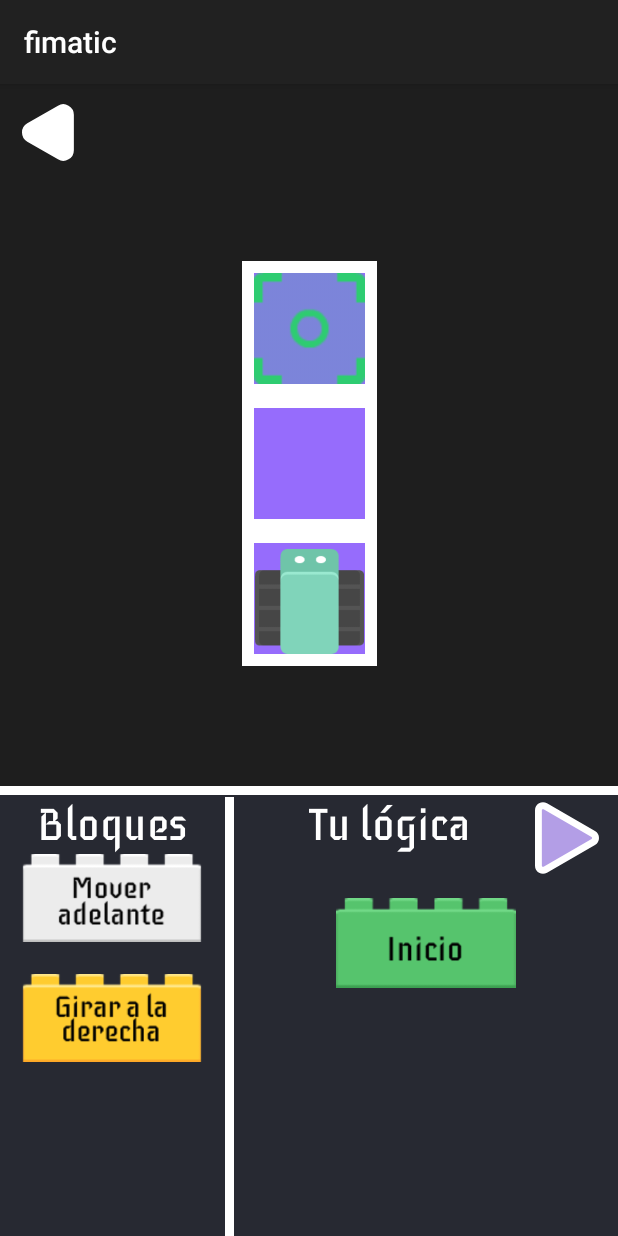
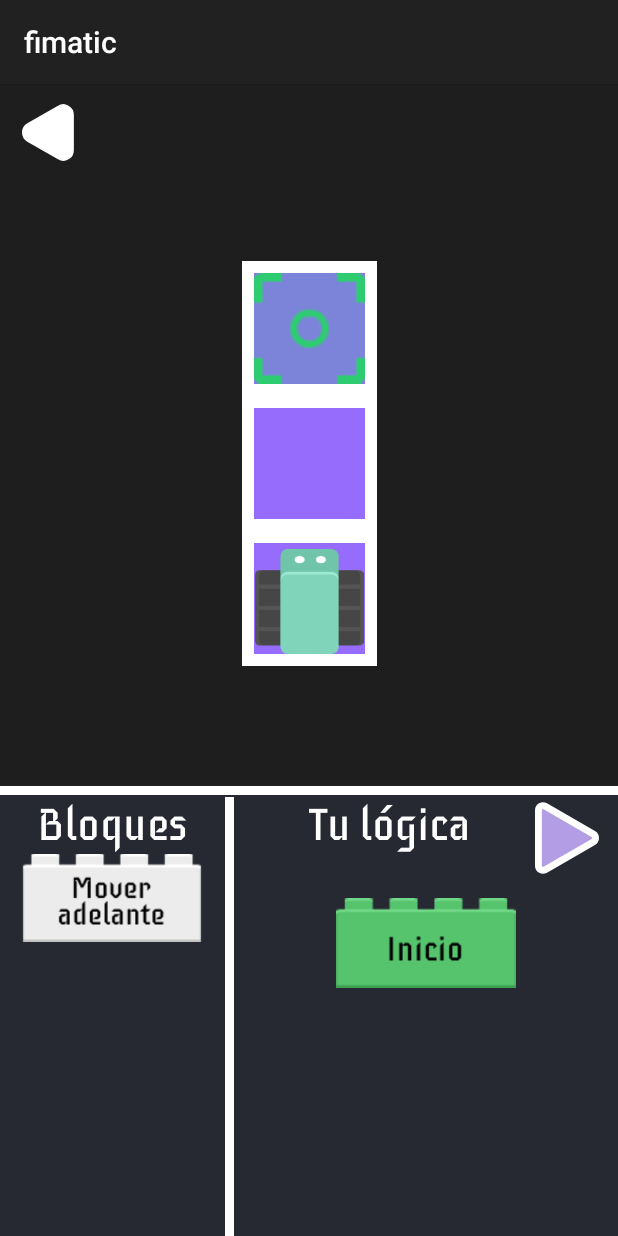
Before and after one commit to NicolasLeiton/Fimatic, an Android app: the Bloques screen opened directly, with no data from a screen before it, on a phone screen of 412 x 824 dp. Run offline under Robolectric (Android 15) with nearby library versions, the light colour scheme and no system bars.

Commit message:
Adding option of 1 or two blocks in the fragment

```diff
--- a/app/src/main/java/com/utadeo/fimatic/Bloques.kt
+++ b/app/src/main/java/com/utadeo/fimatic/Bloques.kt
@@ -67,15 +67,20 @@ class Bloques : Fragment() {
 
         // Referencias a los bloques (imágenes) y al área de apilado
         val block1: ImageView = view.findViewById(R.id.Img_whiteBlock)
-        val block2: ImageView = view.findViewById(R.id.Img_rightBlock)
+
+
         stackArea = view.findViewById(R.id.stackArea)
 
         // Establecer la escucha de arrastre para el área de apilado
         stackArea.setOnDragListener(DragListener())
-
+        if (num_bloques=="2"){
+            val block2: ImageView = view.findViewById(R.id.Img_rightBlock)
+            block2.setVisibility(View.VISIBLE)
+            block2.setOnTouchListener(TouchListener())
+        }
         // Habilitar arrastrar para cada bloque
         block1.setOnTouchListener(TouchListener())
-        block2.setOnTouchListener(TouchListener())
+
     }
 
     // Listener para manejar el evento de arrastre cuando se toca el bloque
--- a/app/src/main/res/layout/fragment_bloques.xml
+++ b/app/src/main/res/layout/fragment_bloques.xml
@@ -51,7 +51,7 @@
                 android:layout_marginTop="20dp"
                 android:contentDescription="Derecha"
                 android:src="@drawable/yellow_block"
-                android:visibility="visible" />
+                android:visibility="gone" />
 
         </LinearLayout>
 
```
